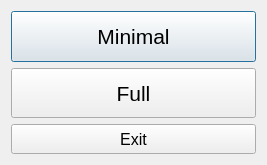
Before: the Qt Designer form selectorwindow.ui in Rutle/twitch-program, drawn with Qt 5.
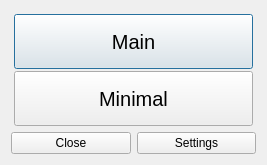
After: the same form once the commit is applied.

The edit to the form file:
```diff
--- a/selectorwindow.ui
+++ b/selectorwindow.ui
@@ -13,10 +13,65 @@
   <property name="windowTitle">
    <string>Selection</string>
   </property>
+  <property name="styleSheet">
+   <string notr="true">QLabel {
+	background-color: #303030;
+	border-radius: 2px;
+	padding: 1px;
+    font: bold 10px;
+	border: 1px solid #5b5b5b;
+}</string>
+  </property>
   <layout class="QGridLayout" name="gridLayout">
    <item row="0" column="0">
     <layout class="QVBoxLayout" name="verticalLayout">
      <item>
+      <widget class="QStackedWidget" name="stackedWidget">
+       <property name="currentIndex">
+        <number>0</number>
+       </property>
+       <widget class="QWidget" name="page">
+        <property name="sizePolicy">
+         <sizepolicy hsizetype="Expanding" vsizetype="Expanding">
+          <horstretch>0</horstretch>
+          <verstretch>0</verstretch>
+         </sizepolicy>
+        </property>
+        <layout class="QVBoxLayout" name="verticalLayout_2">
+         <property name="spacing">
+          <number>2</number>
+         </property>
+         <property name="leftMargin">
+          <number>3</number>
+         </property>
+         <property name="topMargin">
+          <number>3</number>
+         </property>
+         <property name="rightMargin">
+          <number>3</number>
+         </property>
+         <property name="bottomMargin">
+          <number>0</number>
+         </property>
+         <item>
+          <widget class="QPushButton" name="fullBtn">
+           <property name="sizePolicy">
+            <sizepolicy hsizetype="Expanding" vsizetype="Expanding">
+             <horstretch>0</horstretch>
+             <verstretch>0</verstretch>
+            </sizepolicy>
+           </property>
+           <property name="font">
+            <font>
+             <pointsize>15</pointsize>
+            </font>
+           </property>
+           <property name="text">
+            <string>Main</string>
+           </property>
+          </widget>
+         </item>
+         <item>
       <widget class="QPushButton" name="minimalBtn">
        <property name="sizePolicy">
         <sizepolicy hsizetype="Expanding" vsizetype="Expanding">
@@ -26,7 +81,7 @@
        </property>
        <property name="font">
         <font>
-         <pointsize>16</pointsize>
+             <pointsize>15</pointsize>
         </font>
        </property>
        <property name="text">
@@ -34,53 +89,51 @@
        </property>
       </widget>
      </item>
-     <item>
-      <widget class="QPushButton" name="fullBtn">
+        </layout>
+       </widget>
+       <widget class="QWidget" name="page_2">
        <property name="sizePolicy">
         <sizepolicy hsizetype="Expanding" vsizetype="Expanding">
          <horstretch>0</horstretch>
          <verstretch>0</verstretch>
         </sizepolicy>
        </property>
-       <property name="font">
-        <font>
-         <pointsize>16</pointsize>
-        </font>
-       </property>
+        <layout class="QFormLayout" name="formLayout">
+         <item row="0" column="0">
+          <widget class="QLabel" name="usernameLabel">
        <property name="text">
-        <string>Full</string>
+            <string>Username:</string>
        </property>
       </widget>
      </item>
+         <item row="0" column="1">
+          <widget class="QLineEdit" name="usernameLineEdit">
+           <property name="layoutDirection">
+            <enum>Qt::LeftToRight</enum>
+           </property>
+          </widget>
+         </item>
+        </layout>
+       </widget>
+      </widget>
+     </item>
      <item>
-      <widget class="QPushButton" name="exit">
-       <property name="sizePolicy">
-        <sizepolicy hsizetype="MinimumExpanding" vsizetype="Preferred">
-         <horstretch>0</horstretch>
-         <verstretch>0</verstretch>
-        </sizepolicy>
-       </property>
-       <property name="minimumSize">
-        <size>
-         <width>0</width>
-         <height>30</height>
-        </size>
-       </property>
-       <property name="maximumSize">
-        <size>
-         <width>16777215</width>
-         <height>30</height>
-        </size>
-       </property>
-       <property name="font">
-        <font>
-         <pointsize>12</pointsize>
-        </font>
-       </property>
+      <layout class="QHBoxLayout" name="horizontalLayout">
+       <item>
+        <widget class="QPushButton" name="closeBtn">
+         <property name="text">
+          <string>Close</string>
+         </property>
+        </widget>
+       </item>
+       <item>
+        <widget class="QPushButton" name="switchBtn">
        <property name="text">
-        <string>Exit</string>
-       </property>
-      </widget>
+          <string>Settings</string>
+         </property>
+        </widget>
+       </item>
+      </layout>
      </item>
     </layout>
    </item>
```
Left out of the diff: 19 changed lines with no effect on the pictures. Lines whose indentation alone changed are shown as unchanged.
